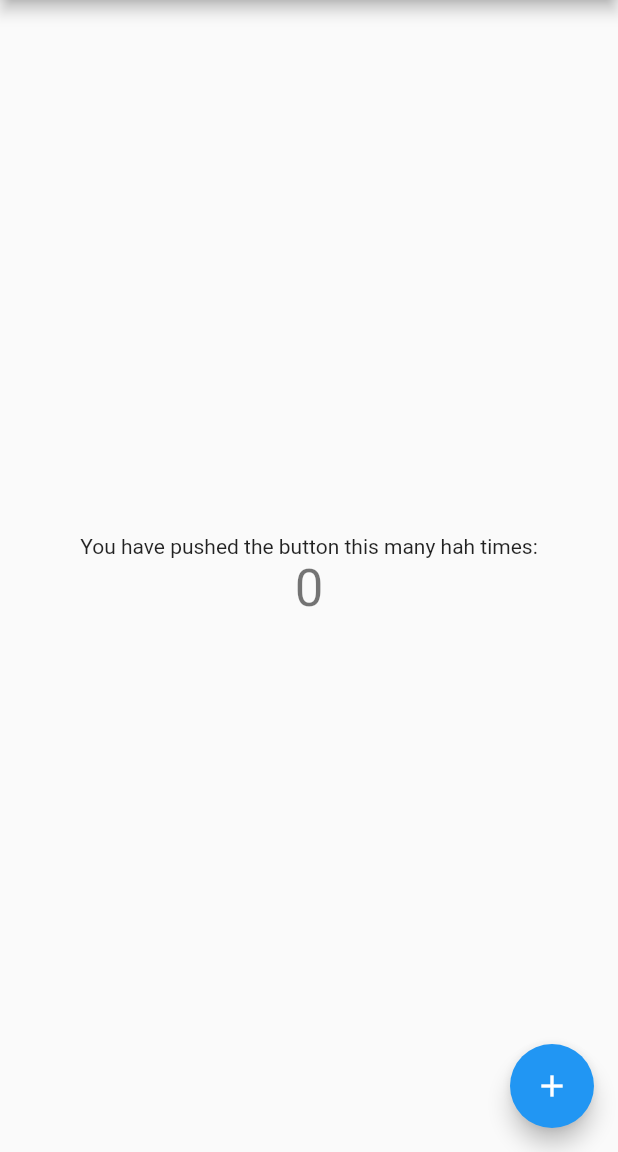
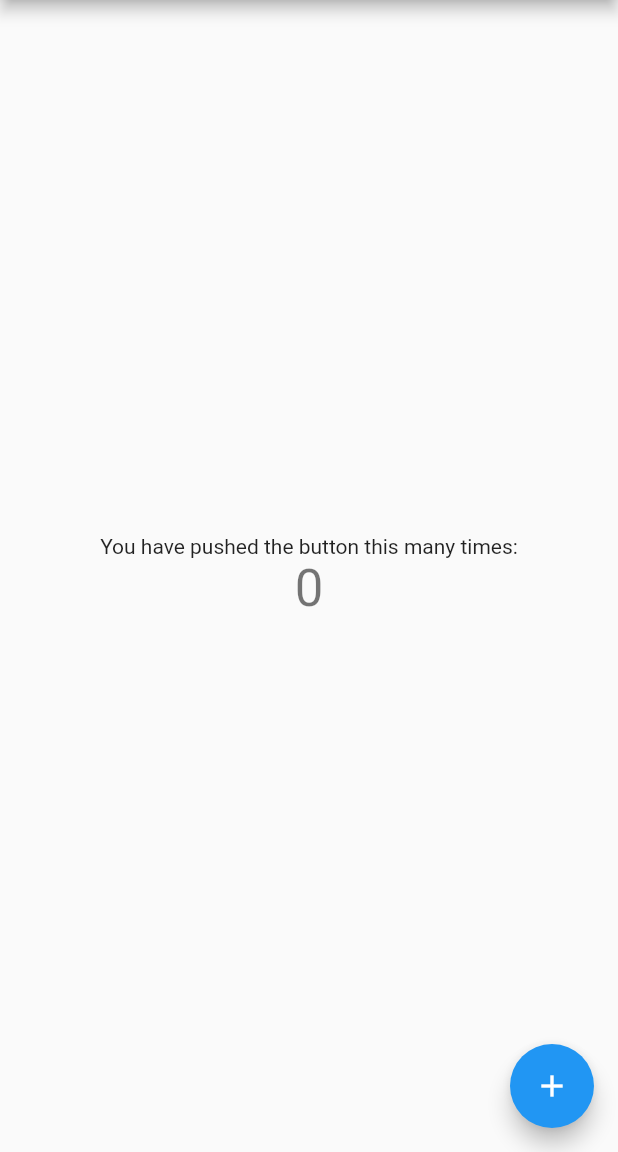
Before and after one commit to tomduncalf/juce-flutter-integration, a Flutter app: the screen it shows after launch, on a phone screen of 412 x 824 dp, the part 84-1236 px from its top. Run offline on Flutter 3.47's test engine with Material 2 defaults, Android fonts, the phone set to English and light mode, and no system bars.

Commit message:
plist fun

```diff
--- a/flutter_module/lib/main.dart
+++ b/flutter_module/lib/main.dart
@@ -91,7 +91,7 @@ class _MyHomePageState extends State<MyHomePage> {
           mainAxisAlignment: MainAxisAlignment.center,
           children: <Widget>[
             Text(
-              'You have pushed the button this many hah times:',
+              'You have pushed the button this many times:',
             ),
             Text(
               '$_counter',
```
Also changed, not shown: 1 other file.
